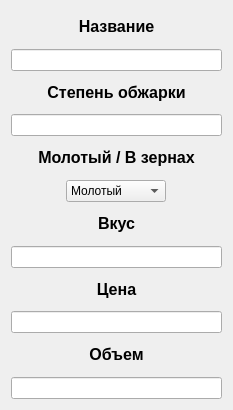
Old version of the form addEditCoffeeForm.ui in the repository MrAnt1vit/espresso.
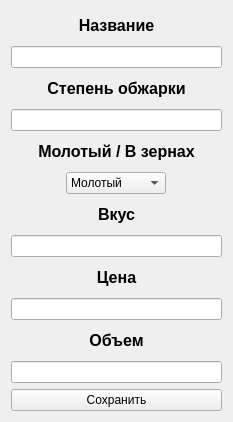
New version of the form.

Patch:
```diff
--- a/addEditCoffeeForm.ui
+++ b/addEditCoffeeForm.ui
@@ -7,7 +7,7 @@
     <x>0</x>
     <y>0</y>
     <width>233</width>
-    <height>410</height>
+    <height>422</height>
    </rect>
   </property>
   <property name="windowTitle">
@@ -114,7 +114,14 @@
     </widget>
    </item>
    <item>
-    <widget class="QLineEdit" name="size"/>
+    <widget class="QLineEdit" name="sz"/>
+   </item>
+   <item>
+    <widget class="QPushButton" name="saveBtn">
+     <property name="text">
+      <string>Сохранить</string>
+     </property>
+    </widget>
    </item>
   </layout>
  </widget>
```
